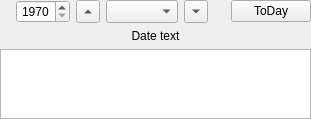
Above: Src/LunarCalendar.ui from KangLin/LunarCalendar before the change. Below: the same form after it.
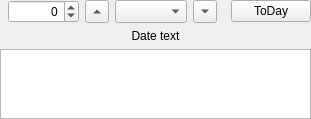
That is the form after the change.

Diff of the .ui file:
```diff
--- a/Src/LunarCalendar.ui
+++ b/Src/LunarCalendar.ui
@@ -91,10 +91,10 @@
         <set>Qt::AlignRight|Qt::AlignTrailing|Qt::AlignVCenter</set>
        </property>
        <property name="minimum">
-        <number>1970</number>
+        <number>-99999999</number>
        </property>
        <property name="maximum">
-        <number>2999</number>
+        <number>999999999</number>
        </property>
       </widget>
      </item>
```
